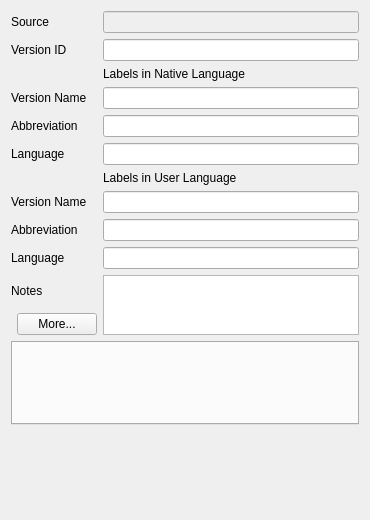
First picture: the form in multiscript/ui/version_form.ui, repository multiscript/multiscript, before the edit.
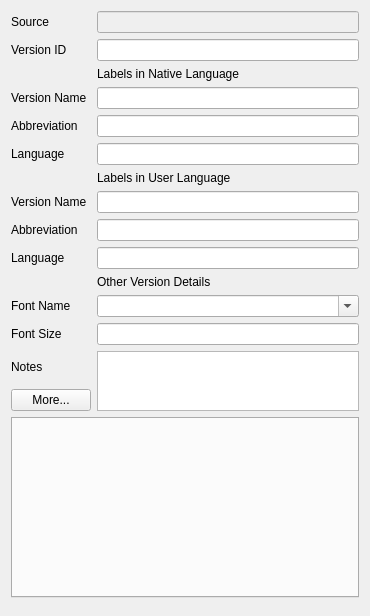
Second picture: the form after the edit.

Commit message: Add font name and field to version form, and improve layout constraints

Patch:
```diff
--- a/multiscript/ui/version_form.ui
+++ b/multiscript/ui/version_form.ui
@@ -7,63 +7,44 @@
     <x>0</x>
     <y>0</y>
     <width>370</width>
-    <height>520</height>
+    <height>616</height>
    </rect>
   </property>
-  <property name="minimumSize">
-   <size>
-    <width>370</width>
-    <height>520</height>
-   </size>
+  <property name="sizePolicy">
+   <sizepolicy hsizetype="MinimumExpanding" vsizetype="MinimumExpanding">
+    <horstretch>0</horstretch>
+    <verstretch>0</verstretch>
+   </sizepolicy>
   </property>
   <property name="windowTitle">
    <string>Form</string>
   </property>
-  <layout class="QGridLayout" name="gridLayout">
-   <item row="6" column="0">
-    <widget class="QLabel" name="nativeLangLabel">
-     <property name="text">
-      <string>Language</string>
-     </property>
-    </widget>
-   </item>
-   <item row="11" column="1">
-    <widget class="QLineEdit" name="userLangLineEdit"/>
-   </item>
-   <item row="0" column="1">
-    <widget class="QLineEdit" name="sourceLineEdit">
-     <property name="enabled">
-      <bool>false</bool>
-     </property>
-    </widget>
-   </item>
-   <item row="5" column="0">
-    <widget class="QLabel" name="nativeAbbrevLabel">
+  <layout class="QGridLayout" name="gridLayout" columnstretch="0,1">
+   <item row="10" column="0">
+    <widget class="QLabel" name="userAbbrevLabel">
      <property name="text">
       <string>Abbreviation</string>
      </property>
     </widget>
    </item>
-   <item row="0" column="0">
-    <widget class="QLabel" name="sourceLabel">
+   <item row="6" column="1">
+    <widget class="QLineEdit" name="nativeLangLineEdit"/>
+   </item>
+   <item row="11" column="0">
+    <widget class="QLabel" name="userLangLabel">
      <property name="text">
-      <string>Source</string>
+      <string>Language</string>
      </property>
     </widget>
    </item>
-   <item row="14" column="0" colspan="2">
-    <widget class="QTabWidget" name="outputsTabWidget"/>
+   <item row="9" column="0">
+    <widget class="QLabel" name="userNameLabel">
+     <property name="text">
+      <string>Version Name</string>
+     </property>
+    </widget>
    </item>
-   <item row="5" column="1">
-    <widget class="QLineEdit" name="nativeAbbrevLineEdit"/>
-   </item>
-   <item row="1" column="1">
-    <widget class="QLineEdit" name="idLineEdit"/>
-   </item>
-   <item row="10" column="1">
-    <widget class="QLineEdit" name="userAbbrevLineEdit"/>
-   </item>
-   <item row="12" column="0">
+   <item row="15" column="0">
     <widget class="QLabel" name="notesLabel">
      <property name="text">
       <string>Notes</string>
@@ -73,6 +54,45 @@
      </property>
     </widget>
    </item>
+   <item row="15" column="1" rowspan="2">
+    <widget class="QTextEdit" name="notesTextEdit">
+     <property name="sizePolicy">
+      <sizepolicy hsizetype="Expanding" vsizetype="Fixed">
+       <horstretch>0</horstretch>
+       <verstretch>0</verstretch>
+      </sizepolicy>
+     </property>
+     <property name="maximumSize">
+      <size>
+       <width>16777215</width>
+       <height>60</height>
+      </size>
+     </property>
+     <property name="tabStopDistance">
+      <double>20.000000000000000</double>
+     </property>
+    </widget>
+   </item>
+   <item row="5" column="1">
+    <widget class="QLineEdit" name="nativeAbbrevLineEdit"/>
+   </item>
+   <item row="1" column="1">
+    <widget class="QLineEdit" name="idLineEdit"/>
+   </item>
+   <item row="0" column="0">
+    <widget class="QLabel" name="sourceLabel">
+     <property name="text">
+      <string>Source</string>
+     </property>
+    </widget>
+   </item>
+   <item row="1" column="0">
+    <widget class="QLabel" name="idLabel">
+     <property name="text">
+      <string>Version ID</string>
+     </property>
+    </widget>
+   </item>
    <item row="8" column="1">
     <widget class="QLabel" name="userSectionLabel">
      <property name="text">
@@ -80,71 +100,37 @@
      </property>
     </widget>
    </item>
-   <item row="16" column="0">
-    <spacer name="verticalSpacer">
-     <property name="orientation">
-      <enum>Qt::Vertical</enum>
-     </property>
-     <property name="sizeHint" stdset="0">
-      <size>
-       <width>20</width>
-       <height>40</height>
-      </size>
-     </property>
-    </spacer>
-   </item>
-   <item row="4" column="0">
-    <widget class="QLabel" name="nativeNameLabel">
+   <item row="6" column="0">
+    <widget class="QLabel" name="nativeLangLabel">
      <property name="text">
-      <string>Version Name</string>
+      <string>Language</string>
+     </property>
+    </widget>
+   </item>
+   <item row="13" column="1">
+    <widget class="QFontComboBox" name="fontNameFontComboBox">
+     <property name="currentText">
+      <string/>
+     </property>
+    </widget>
+   </item>
+   <item row="17" column="0" colspan="2">
+    <widget class="QTabWidget" name="outputsTabWidget">
+     <property name="sizePolicy">
+      <sizepolicy hsizetype="MinimumExpanding" vsizetype="MinimumExpanding">
+       <horstretch>0</horstretch>
+       <verstretch>0</verstretch>
+      </sizepolicy>
      </property>
     </widget>
    </item>
    <item row="9" column="1">
     <widget class="QLineEdit" name="userNameLineEdit"/>
    </item>
-   <item row="6" column="1">
-    <widget class="QLineEdit" name="nativeLangLineEdit"/>
+   <item row="11" column="1">
+    <widget class="QLineEdit" name="userLangLineEdit"/>
    </item>
-   <item row="1" column="0">
-    <widget class="QLabel" name="idLabel">
-     <property name="text">
-      <string>Version ID</string>
-     </property>
-    </widget>
-   </item>
-   <item row="11" column="0">
-    <widget class="QLabel" name="userLangLabel">
-     <property name="text">
-      <string>Language</string>
-     </property>
-    </widget>
-   </item>
-   <item row="10" column="0">
-    <widget class="QLabel" name="userAbbrevLabel">
-     <property name="text">
-      <string>Abbreviation</string>
-     </property>
-    </widget>
-   </item>
-   <item row="9" column="0">
-    <widget class="QLabel" name="userNameLabel">
-     <property name="text">
-      <string>Version Name</string>
-     </property>
-    </widget>
-   </item>
-   <item row="2" column="1">
-    <widget class="QLabel" name="nativeSectionLabel">
-     <property name="text">
-      <string>Labels in Native Language</string>
-     </property>
-    </widget>
-   </item>
-   <item row="4" column="1">
-    <widget class="QLineEdit" name="nativeNameLineEdit"/>
-   </item>
-   <item row="13" column="0">
+   <item row="16" column="0">
     <layout class="QHBoxLayout" name="horizontalLayout_3">
      <property name="spacing">
       <number>0</number>
@@ -171,22 +157,68 @@
      </item>
     </layout>
    </item>
-   <item row="12" column="1" rowspan="2">
-    <widget class="QTextEdit" name="notesTextEdit">
-     <property name="sizePolicy">
-      <sizepolicy hsizetype="Expanding" vsizetype="Fixed">
-       <horstretch>0</horstretch>
-       <verstretch>0</verstretch>
-      </sizepolicy>
+   <item row="13" column="0">
+    <widget class="QLabel" name="fontNameLabel">
+     <property name="text">
+      <string>Font Name</string>
      </property>
-     <property name="maximumSize">
-      <size>
-       <width>16777215</width>
-       <height>60</height>
-      </size>
+    </widget>
+   </item>
+   <item row="2" column="1">
+    <widget class="QLabel" name="nativeSectionLabel">
+     <property name="text">
+      <string>Labels in Native Language</string>
      </property>
-     <property name="tabStopDistance">
-      <double>20.000000000000000</double>
+    </widget>
+   </item>
+   <item row="4" column="1">
+    <widget class="QLineEdit" name="nativeNameLineEdit"/>
+   </item>
+   <item row="4" column="0">
+    <widget class="QLabel" name="nativeNameLabel">
+     <property name="text">
+      <string>Version Name</string>
+     </property>
+    </widget>
+   </item>
+   <item row="14" column="1">
+    <widget class="QLineEdit" name="fontSizeLineEdit"/>
+   </item>
+   <item row="10" column="1">
+    <widget class="QLineEdit" name="userAbbrevLineEdit"/>
+   </item>
+   <item row="0" column="1">
+    <widget class="QLineEdit" name="sourceLineEdit">
+     <property name="enabled">
+      <bool>false</bool>
+     </property>
+    </widget>
+   </item>
+   <item row="5" column="0">
+    <widget class="QLabel" name="nativeAbbrevLabel">
+     <property name="text">
+      <string>Abbreviation</string>
+     </property>
+    </widget>
+   </item>
+   <item row="14" column="0">
+    <widget class="QLabel" name="fontSizeLabel">
+     <property name="text">
+      <string>Font Size</string>
+     </property>
+    </widget>
+   </item>
+   <item row="19" column="0">
+    <spacer name="verticalSpacer">
+     <property name="orientation">
+      <enum>Qt::Vertical</enum>
+     </property>
+    </spacer>
+   </item>
+   <item row="12" column="1">
+    <widget class="QLabel" name="label">
+     <property name="text">
+      <string>Other Version Details</string>
      </property>
     </widget>
    </item>
```
The commit also changes 8 other files.
